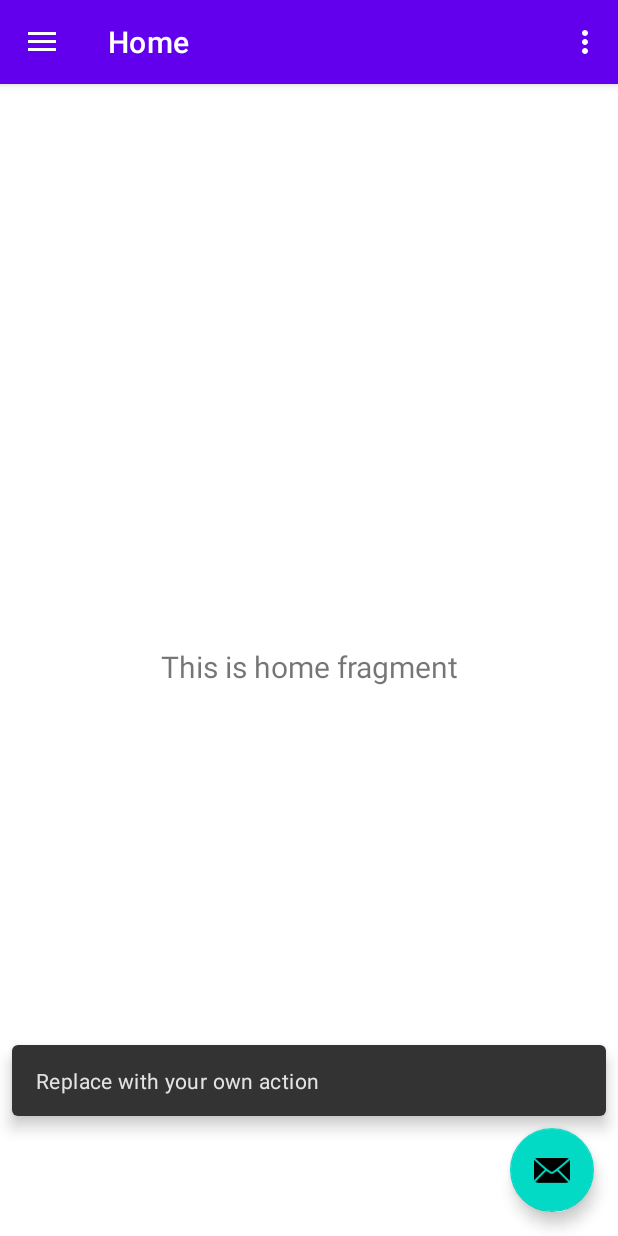
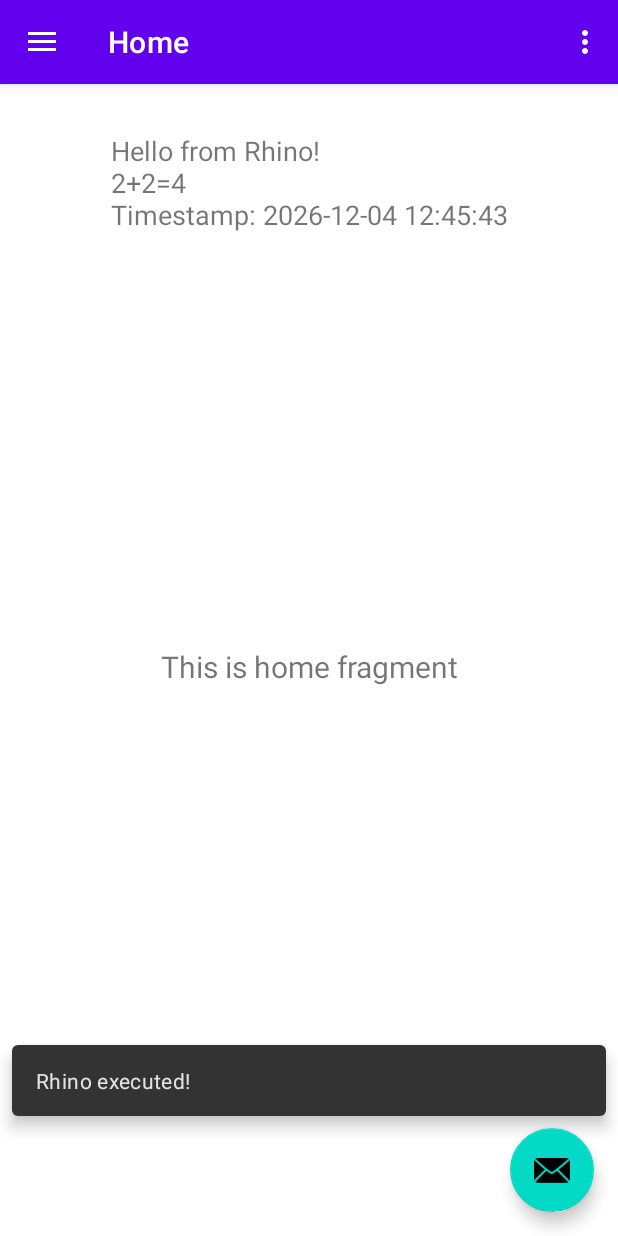
Before and after one commit to apuppy/automator, an Android app: the screen it shows after launch (MainActivity), after a tap on an icon or button, on a phone screen of 412 x 824 dp. Run offline under Robolectric (Android 15) with nearby library versions, the phone set to English and light mode, and no system bars; our stand-ins replace navigation-ui.

Commit message:
Update Gradle configuration to use Java 17 and add Rhino library; implement RhinoDemo for timestamp and greeting display

```diff
--- a/app/build.gradle
+++ b/app/build.gradle
@@ -23,8 +23,8 @@ android {
         }
     }
     compileOptions {
-        sourceCompatibility JavaVersion.VERSION_11
-        targetCompatibility JavaVersion.VERSION_11
+        sourceCompatibility JavaVersion.VERSION_17
+        targetCompatibility JavaVersion.VERSION_17
     }
     buildFeatures {
         viewBinding true
@@ -40,6 +40,7 @@ dependencies {
     implementation libs.lifecycle.viewmodel.ktx
     implementation libs.navigation.fragment
     implementation libs.navigation.ui
+    implementation libs.rhino
     testImplementation libs.junit
     androidTestImplementation libs.ext.junit
     androidTestImplementation libs.espresso.core
--- a/app/src/main/java/com/zoo/automator/MainActivity.java
+++ b/app/src/main/java/com/zoo/automator/MainActivity.java
@@ -1,8 +1,10 @@
 package com.zoo.automator;
 
 import android.os.Bundle;
+import android.util.Log;
 import android.view.View;
 import android.view.Menu;
+import android.widget.TextView;
 
 import com.google.android.material.snackbar.Snackbar;
 import com.google.android.material.navigation.NavigationView;
@@ -32,7 +34,12 @@ public class MainActivity extends AppCompatActivity {
         binding.appBarMain.fab.setOnClickListener(new View.OnClickListener() {
             @Override
             public void onClick(View view) {
-                Snackbar.make(view, "Replace with your own action", Snackbar.LENGTH_LONG)
+                // Call RhinoDemo and show result in the TextView
+                String result = RhinoDemo.runDemo();
+                TextView rhinoResult = findViewById(R.id.text_rhino_result);
+                rhinoResult.setText(result);
+                Log.d("debug", "Rhino result: " + result);
+                Snackbar.make(view, "Rhino executed!", Snackbar.LENGTH_LONG)
                         .setAction("Action", null)
                         .setAnchorView(R.id.fab).show();
             }
--- /dev/null
+++ b/app/src/main/java/com/zoo/automator/RhinoDemo.java
@@ -0,0 +1,33 @@
+package com.zoo.automator;
+
+import org.mozilla.javascript.Context;
+import org.mozilla.javascript.Scriptable;
+
+public class RhinoDemo {
+    public static String runDemo() {
+        // Create and enter a Context. A Context stores information about the execution environment of a script.
+        Context rhino = Context.enter();
+        try {
+            rhino.setOptimizationLevel(-1); // Required for Android
+            Scriptable scope = rhino.initStandardObjects();
+            // JavaScript code to get current timestamp in 'Y-m-d H:i:s' format
+            String jsCode = """
+                function pad(n) { return n < 10 ? '0' + n : n; }
+                var now = new Date();
+                var year = now.getFullYear();
+                var month = pad(now.getMonth() + 1);
+                var day = pad(now.getDate());
+                var hour = pad(now.getHours());
+                var min = pad(now.getMinutes());
+                var sec = pad(now.getSeconds());
+                var timestamp = year + '-' + month + '-' + day + ' ' + hour + ':' + min + ':' + sec;
+                var greeting = 'Hello from Rhino!';
+                greeting + '\\n2+2=' + (2+2) + '\\nTimestamp: ' + timestamp;
+            """;
+            Object result = rhino.evaluateString(scope, jsCode, "RhinoDemo", 1, null);
+            return Context.toString(result);
+        } finally {
+            Context.exit();
+        }
+    }
+}
--- a/app/src/main/res/layout/content_main.xml
+++ b/app/src/main/res/layout/content_main.xml
@@ -7,6 +7,17 @@
     app:layout_behavior="@string/appbar_scrolling_view_behavior"
     tools:showIn="@layout/app_bar_main">
 
+    <TextView
+        android:id="@+id/text_rhino_result"
+        android:layout_width="wrap_content"
+        android:layout_height="wrap_content"
+        android:text="Rhino result will appear here"
+        app:layout_constraintTop_toTopOf="parent"
+        app:layout_constraintLeft_toLeftOf="parent"
+        app:layout_constraintRight_toRightOf="parent"
+        android:layout_marginTop="32dp"
+        android:textSize="18sp"/>
+
     <fragment
         android:id="@+id/nav_host_fragment_content_main"
         android:name="androidx.navigation.fragment.NavHostFragment"
@@ -15,6 +26,6 @@
         app:defaultNavHost="true"
         app:layout_constraintLeft_toLeftOf="parent"
         app:layout_constraintRight_toRightOf="parent"
-        app:layout_constraintTop_toTopOf="parent"
+        app:layout_constraintTop_toBottomOf="@id/text_rhino_result"
         app:navGraph="@navigation/mobile_navigation" />
 </androidx.constraintlayout.widget.ConstraintLayout>
--- a/gradle/libs.versions.toml
+++ b/gradle/libs.versions.toml
@@ -10,6 +10,7 @@ lifecycleLivedataKtx = "2.9.1"
 lifecycleViewmodelKtx = "2.9.1"
 navigationFragment = "2.9.0"
 navigationUi = "2.9.0"
+rhino = "1.7.15"
 
 [libraries]
 junit = { group = "junit", name = "junit", version.ref = "junit" }
@@ -22,6 +23,7 @@ lifecycle-livedata-ktx = { group = "androidx.lifecycle", name = "lifecycle-lived
 lifecycle-viewmodel-ktx = { group = "androidx.lifecycle", name = "lifecycle-viewmodel-ktx", version.ref = "lifecycleViewmodelKtx" }
 navigation-fragment = { group = "androidx.navigation", name = "navigation-fragment", version.ref = "navigationFragment" }
 navigation-ui = { group = "androidx.navigation", name = "navigation-ui", version.ref = "navigationUi" }
+rhino = { group = "org.mozilla", name = "rhino", version.ref = "rhino" }
 
 [plugins]
 android-application = { id = "com.android.application", version.ref = "agp" }
```
